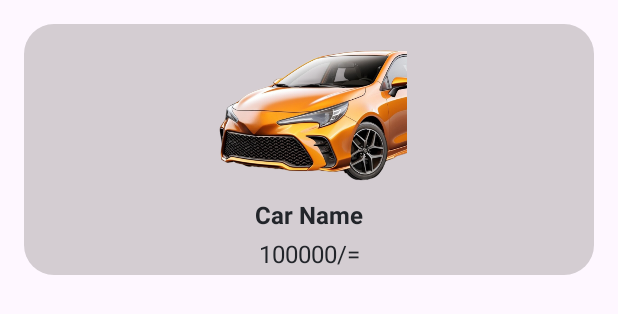
After one commit to MD-SAKIB-HASNAT/GariLagbe, an Android app: the layout items_list.xml on its own in the app's theme, with its tools: preview values and no code run, on a phone screen of 412 x 824 dp. The commit adds this screen. Shown: the top 314 px of the screen. Run offline under Robolectric (Android 15) with nearby library versions, the phone set to English and light mode, and no system bars.

Commit message:
CarAdapter Add for check Car list

```diff
--- /dev/null
+++ b/app/src/main/res/layout/items_list.xml
@@ -0,0 +1,50 @@
+<?xml version="1.0" encoding="utf-8"?>
+<androidx.constraintlayout.widget.ConstraintLayout xmlns:android="http://schemas.android.com/apk/res/android"
+    android:layout_width="match_parent"
+    android:layout_height="167dp"
+    xmlns:app="http://schemas.android.com/apk/res-auto"
+    android:layout_marginStart="16dp"
+    android:layout_marginEnd="16dp"
+    android:layout_marginTop="16dp"
+    android:background="@drawable/grey_bg">
+
+    <ImageView
+        android:id="@+id/carImage"
+        android:layout_width="130dp"
+        android:layout_height="100dp"
+        android:layout_marginTop="8dp"
+        android:src="@drawable/intro_car"
+        app:layout_constraintEnd_toEndOf="parent"
+        app:layout_constraintStart_toStartOf="parent"
+        app:layout_constraintTop_toTopOf="parent" />
+
+    <TextView
+        android:id="@+id/carTitle"
+        android:layout_width="wrap_content"
+        android:layout_height="wrap_content"
+        android:layout_marginStart="8dp"
+        android:layout_marginTop="8dp"
+        android:layout_marginEnd="8dp"
+        android:text="Car Name"
+        android:textColor="@color/black"
+        android:textSize="16sp"
+        android:textStyle="bold"
+        app:layout_constraintEnd_toEndOf="parent"
+        app:layout_constraintStart_toStartOf="parent"
+        app:layout_constraintTop_toBottomOf="@+id/carImage" />
+
+    <TextView
+        android:id="@+id/carPrice"
+        android:layout_width="wrap_content"
+        android:layout_height="wrap_content"
+        android:text="100000/="
+        android:textSize="16sp"
+        android:textColor="@color/black"
+        app:layout_constraintBottom_toBottomOf="parent"
+        app:layout_constraintEnd_toEndOf="parent"
+        app:layout_constraintStart_toStartOf="parent"
+        app:layout_constraintTop_toBottomOf="@+id/carTitle"
+
+        />
+
+</androidx.constraintlayout.widget.ConstraintLayout>
```
Also changed, not shown: app/src/main/java/com/example/garilagbe/CarAdapter.java (+44 -1 lines), app/src/main/java/com/example/garilagbe/CarViewActivity.java (+11 -0 lines), app/src/main/java/com/example/garilagbe/DBcrud.java (deleted, +0 -24 lines), app/src/main/java/com/example/garilagbe/DBhelper.java (deleted, +0 -26 lines), app/src/main/java/com/example/garilagbe/SignUpTabFragment.java (+0 -10 lines), app/src/main/res/layout/activity_car_view.xml (+13 -14 lines), app/src/main/res/layout/fragment_home.xml (+3 -4 lines), app/src/main/res/drawable/search_filter.jpg (added), app/src/main/res/drawable/settings.png (deleted).
